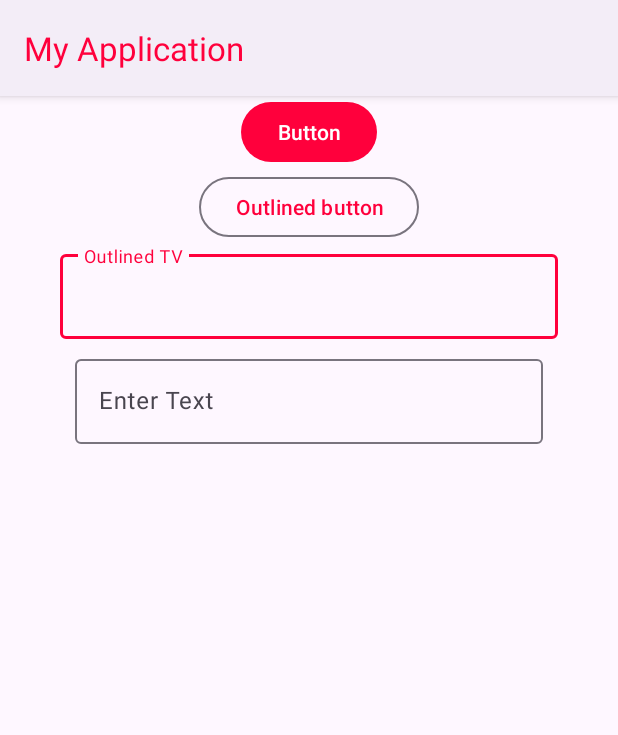
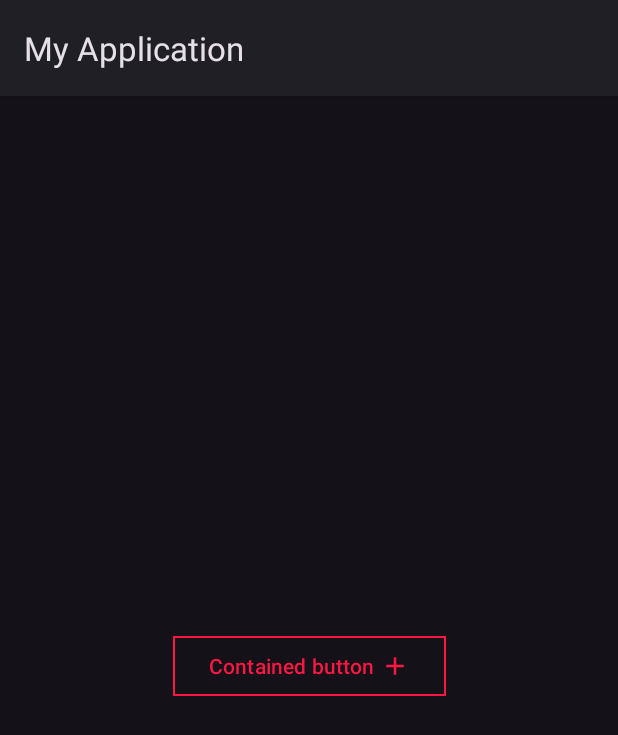
Before and after one commit to Kupawaki/AndroidDev-Material3, an Android app: the screen it shows after launch (MainActivity), on a phone screen of 412 x 824 dp. Shown: the top 735 px of the screen. Run offline under Robolectric (Android 15) with nearby library versions, the phone set to English and light mode, and no system bars.

Commit message:
Created a single, custom button. How interesting
I defined a custom theme with a parent as a material3 button and overrode all the attributes. I also made a custom color pallet, which is actually quite nice

```diff
--- /dev/null
+++ b/app/src/main/res/drawable/button_icon.xml
@@ -0,0 +1,10 @@
+<vector xmlns:android="http://schemas.android.com/apk/res/android"
+    android:width="24dp"
+    android:height="24dp"
+    android:viewportWidth="24"
+    android:viewportHeight="24"
+    android:tint="?attr/colorControlNormal">
+  <path
+      android:fillColor="@android:color/white"
+      android:pathData="M19,13h-6v6h-2v-6H5v-2h6V5h2v6h6v2z"/>
+</vector>
--- a/app/src/main/res/layout/activity_main.xml
+++ b/app/src/main/res/layout/activity_main.xml
@@ -7,74 +7,15 @@
     tools:context=".MainActivity">
 
     <Button
-        android:id="@+id/button"
+        android:id="@+id/containedButton"
         android:layout_width="wrap_content"
         android:layout_height="wrap_content"
-        android:text="Button"
+        android:text="Contained button"
+        style="@style/buttonCustom"
+
         app:layout_constraintBottom_toBottomOf="parent"
         app:layout_constraintEnd_toEndOf="parent"
         app:layout_constraintHorizontal_bias="0.5"
         app:layout_constraintStart_toStartOf="parent"
-        app:layout_constraintTop_toTopOf="parent"
-        app:layout_constraintVertical_bias="0.0" />
-
-    <Button
-        android:id="@+id/outlinedButton"
-        style="?attr/materialButtonOutlinedStyle"
-        android:layout_width="wrap_content"
-        android:layout_height="wrap_content"
-        android:layout_marginTop="50dp"
-        android:text="Outlined button"
-        app:layout_constraintBottom_toBottomOf="parent"
-        app:layout_constraintEnd_toEndOf="parent"
-        app:layout_constraintHorizontal_bias="0.5"
-        app:layout_constraintStart_toStartOf="parent"
-        app:layout_constraintTop_toTopOf="parent"
-        app:layout_constraintVertical_bias="0.0" />
-
-
-    <com.google.android.material.textfield.TextInputLayout
-        android:id="@+id/outlinedTextField"
-        style="@style/Widget.MaterialComponents.TextInputLayout.OutlinedBox"
-        android:layout_width="match_parent"
-        android:layout_height="wrap_content"
-        android:layout_marginStart="40dp"
-        android:layout_marginTop="100dp"
-        android:layout_marginEnd="40dp"
-        android:hint="Outlined TV"
-        app:layout_constraintBottom_toBottomOf="parent"
-        app:layout_constraintEnd_toEndOf="parent"
-        app:layout_constraintHorizontal_bias="0.5"
-        app:layout_constraintStart_toStartOf="parent"
-        app:layout_constraintTop_toTopOf="parent"
-        app:layout_constraintVertical_bias="0.0">
-
-        <com.google.android.material.textfield.TextInputEditText
-            android:layout_width="match_parent"
-            android:layout_height="wrap_content" />
-
-    </com.google.android.material.textfield.TextInputLayout>
-
-    <com.google.android.material.textfield.TextInputLayout
-        android:id="@+id/filledTextField"
-        android:layout_width="match_parent"
-        android:layout_height="wrap_content"
-        android:layout_marginStart="50dp"
-        android:layout_marginTop="170dp"
-        android:layout_marginEnd="50dp"
-        android:hint="Enter Text"
-        app:layout_constraintBottom_toBottomOf="parent"
-        app:layout_constraintEnd_toEndOf="parent"
-        app:layout_constraintHorizontal_bias="0.5"
-        app:layout_constraintStart_toStartOf="parent"
-        app:layout_constraintTop_toTopOf="parent"
-        app:layout_constraintVertical_bias="0.0">
-
-        <com.google.android.material.textfield.TextInputEditText
-            android:layout_width="match_parent"
-            android:layout_height="wrap_content" />
-
-    </com.google.android.material.textfield.TextInputLayout>
-
-
+        app:layout_constraintTop_toTopOf="parent" />
 </androidx.constraintlayout.widget.ConstraintLayout>
--- a/app/src/main/res/values/colors.xml
+++ b/app/src/main/res/values/colors.xml
@@ -1,24 +1,15 @@
 <?xml version="1.0" encoding="utf-8"?>
 <resources>
-    <!--Colors that were already here and I cant remove without causing the app to implode-->
-    <!--<color name="purple_200">#FFBB86FC</color>
-    <color name="purple_500">#FF6200EE</color>
-    <color name="purple_700">#FF3700B3</color>
-    <color name="teal_200">#FF03DAC5</color>
-    <color name="teal_700">#FF018786</color>
-    <color name="black">#FF000000</color>
-    <color name="white">#FFFFFFFF</color>-->
+    <color name="red_main">#FF1744</color>
+    <color name="red_light">#FF616F</color>
+    <color name="red_dark">#C4001D</color>
 
-    <!--RedPrimary Pallete-->
-    <color name="red_main">#FF003C</color>
-    <color name="red_sec">#E00D76</color>
+    <color name="blue_main">#283593</color>
+    <color name="blue_light">#5F5FC4</color>
+    <color name="blue_dark">#001064</color>
 
-    <color name="purple_main">#A63E97</color>
-    <color name="purple_sec">#645098</color>
+    <color name="white">#000000</color>
+    <color name="black">#FFFFFF</color>
 
-    <color name="blue_main">#33517E</color>
-    <color name="blue_sec">#2F4858</color>
-
-    <color name="dark_gray">#272727</color>
-
+    <color name="transparent">#00000000</color>
 </resources>
--- a/app/src/main/res/values/themes.xml
+++ b/app/src/main/res/values/themes.xml
@@ -1,33 +1,35 @@
 <resources xmlns:tools="http://schemas.android.com/tools">
-    <!-- Base application theme. -->
-    <style name="Theme.MyApplication" parent="Theme.Material3.Light">
+    <style name="Theme.MyApplication" parent="Theme.Material3.Dark"></style>
 
-        <!-- Status bar color. -->
-        <item name="android:statusBarColor" tools:targetApi="l">?attr/colorPrimaryVariant</item>
+    <style name="buttonCustom" parent="Widget.Material3.Button">
+        <!--Text Attributes-->
+        <item name="android:text"></item>
+        <item name="android:textColor">@color/red_main</item>
+        <item name="android:textAppearance">@style/TextAppearance.Material3.TitleSmall</item>
 
-        <!-- Customize your theme here. -->
-        <item name="colorPrimary">@color/red_main</item>
-        <item name="colorPrimaryVariant">@color/red_main</item>
-        <item name="colorSecondary">@color/red_main</item>
-        <item name="colorSecondaryVariant">@color/red_main</item>
-        <item name="colorSurface">@color/red_main</item>
-        <item name="colorOnBackground">@color/red_main</item>
-        <item name="colorOnError">@color/red_main</item>
-        <item name="colorOnSurface">@color/red_main</item>
-        <item name="scrimBackground">@color/red_main</item>
+        <!--Container Attributes-->
+        <item name="backgroundTint">@color/transparent</item>
+        <item name="strokeColor">@color/red_main</item>
+        <item name="strokeWidth">1dp</item>
+        <item name="shapeAppearance">@style/smallShapeAppearance</item>
+        <item name="elevation">1dp</item>
+        <item name="rippleColor">@color/blue_light</item>
 
-        <item name="textAppearanceHeadline1">@style/TextAppearance.MaterialComponents.Headline1</item>
-        <item name="textAppearanceHeadline2">@style/TextAppearance.MaterialComponents.Headline2</item>
-        <item name="textAppearanceHeadline3">@style/TextAppearance.MaterialComponents.Headline3</item>
-        <item name="textAppearanceHeadline4">@style/TextAppearance.MaterialComponents.Headline4</item>
-        <item name="textAppearanceHeadline5">@style/TextAppearance.MaterialComponents.Headline5</item>
-        <item name="textAppearanceHeadline6">@style/TextAppearance.MaterialComponents.Headline6</item>
-        <item name="textAppearanceSubtitle1">@style/TextAppearance.MaterialComponents.Subtitle1</item>
-        <item name="textAppearanceSubtitle2">@style/TextAppearance.MaterialComponents.Subtitle2</item>
-        <item name="textAppearanceBody1">@style/TextAppearance.MaterialComponents.Body1</item>
-        <item name="textAppearanceBody2">@style/TextAppearance.MaterialComponents.Body2</item>
-        <item name="textAppearanceCaption">@style/TextAppearance.MaterialComponents.Caption</item>
-        <item name="textAppearanceButton">@style/TextAppearance.MaterialComponents.Button</item>
-        <item name="textAppearanceOverline">@style/TextAppearance.MaterialComponents.Overline</item>
+        <!--Icon Attributes-->
+        <item name="icon">@drawable/button_icon</item>
+        <item name="iconTint">@color/red_main</item>
+        <item name="iconSize">20dp</item>
+        <item name="iconGravity">end</item>
+        <item name="iconPadding">4dp</item>
+    </style>
+
+    <style name="textFieldCustom" parent="Widget.Material3.TextInputEditText.OutlinedBox">
+
+    </style>
+
+    <!--I cannot get this to function properly, the cornerFamily works, but I cant figure out how to tweak the corner size.-->
+    <style name="smallShapeAppearance" parent="ShapeAppearance.Material3.SmallComponent">
+        <item name="cornerFamily">rounded</item>
+        <item name="cornerSize">0dp</item>
     </style>
 </resources>
```
